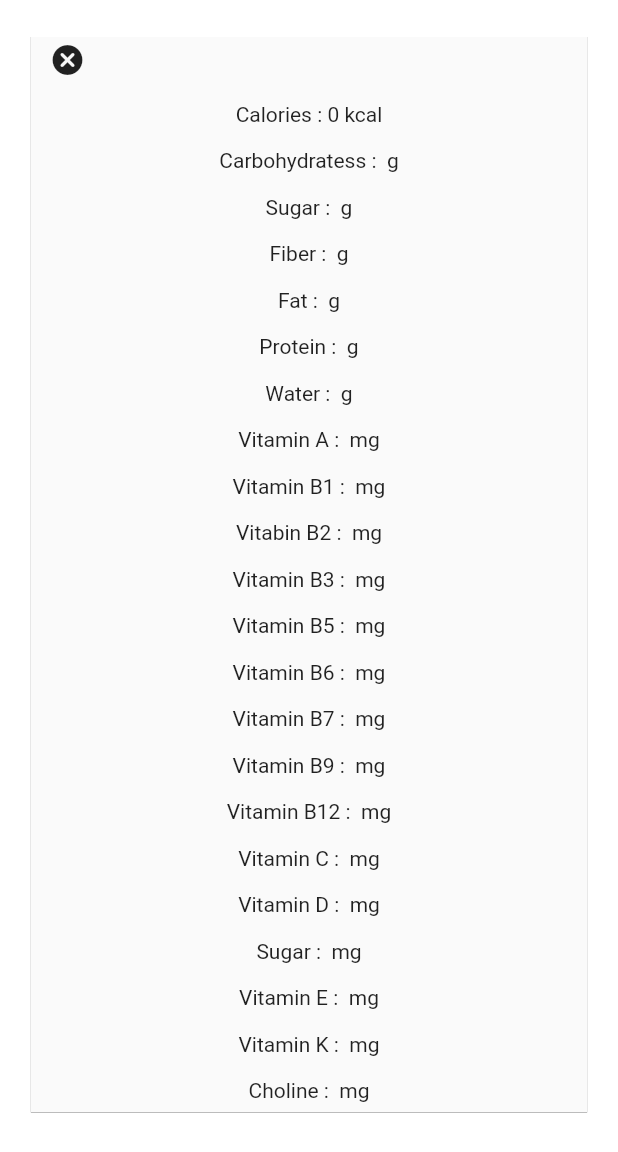
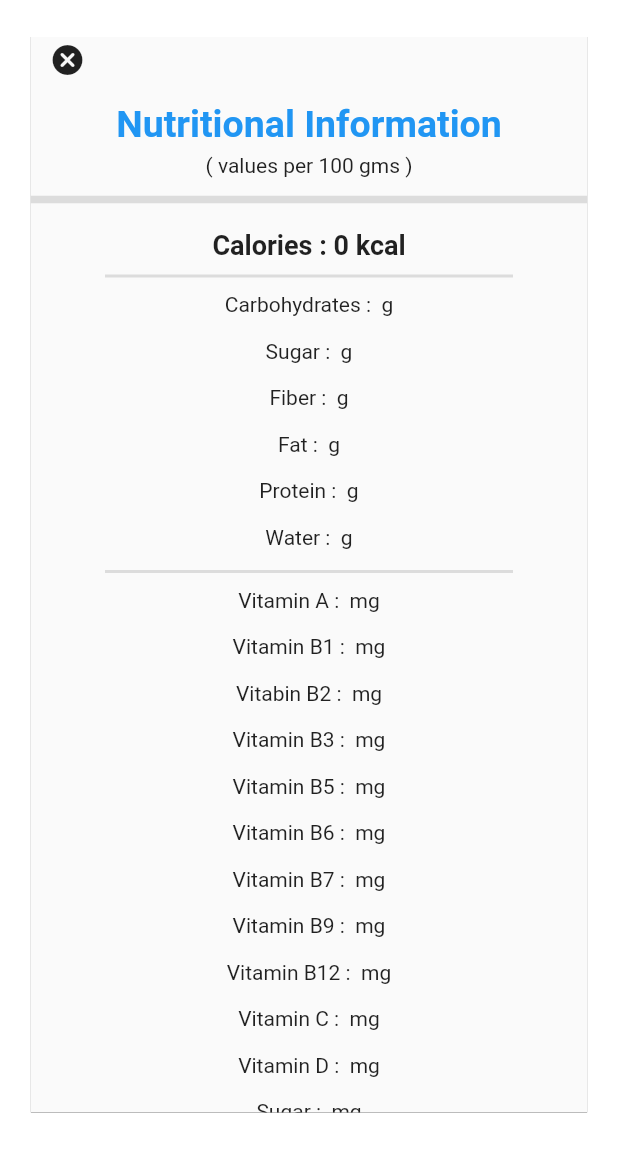
Before and after one commit to sanjuhs/fruitEncyclopedia, a Flutter app: the NutritionDialog screen opened directly with empty values, on a phone screen of 412 x 824 dp. Shown: the top 1152 px of the screen. Run offline on Flutter 3.47's test engine with Material 2 defaults, Android fonts, the phone set to English and light mode, and no system bars; our stand-ins replace google_fonts, shared_preferences; missing offline and left inert: flutter_whatsapp_stickers; accounts and stored records are empty.

Commit message:
Added good cosmetic Changes

```diff
--- a/lib/providers/fruit_info.dart
+++ b/lib/providers/fruit_info.dart
@@ -492,7 +492,7 @@ class FruitsInfo with ChangeNotifier {
       "scfName": "Citrullus lanatus",
       "color1": Colors.green[100],
       "slDescription":
-          "he watermelon is a large fruit of a more or less spherical shape. It is usually eaten raw as table dessert. It has a sweet reddish or yellowish flesh. It is a very refreshing food that supplies very few calories. It also provides some vitamins and minerals.",
+          "The watermelon is a large fruit of a more or less spherical shape. It is usually eaten raw as table dessert. It has a sweet reddish or yellowish flesh. It is a very refreshing food that supplies very few calories. It also provides some vitamins and minerals.",
       "description":
           """Watermelon is grown in favorable climates from tropical to temperate regions worldwide for its large edible fruit. The fruit can be eaten raw or pickled, and the rind is edible after cooking. It may also be consumed as a juice or as an ingredient in mixed beverages.\n\nEvidence of the cultivation of watermelon in the Nile Valley has been found from the second millennium BC onward, and seeds of both species have been found at Twelfth Dynasty sites and in the tomb of Pharaoh Tutankhamun. Watermelons were cultivated for their high water content and were stored to be eaten during dry seasons, not only as a food source, but as a method of storing water.They are called as Xigua in China .\nIn 2017, global production of watermelons was 118 million tonnes, with China alone accounting for 67% of the total. Secondary producers included Iran, Turkey, and Brazil.""",
       "imgUrl": "f_12.webp",
--- a/lib/providers/quiz.dart
+++ b/lib/providers/quiz.dart
@@ -4,14 +4,14 @@ class Quiz with ChangeNotifier {
   List<Map<String, dynamic>> _quizQuestions = [
     {
       "id": "1",
-      "questionText": "which fruit does the above dish use ?",
+      "questionText": "Which fruit does the above dish use ?",
       "option1": "Orange",
       "option2": "Lemon",
       "option3": "Mango",
       "option4": "papaya",
       "answerText": "Mango",
       "imgURL": "qp1.webp",
-      "hintText": "Yellowish sweet fruit primarily frown in India",
+      "hintText": "Yellowish sweet fruit primarily grown in India",
       "stickerURL": "s1.webp"
     },
     {
@@ -24,7 +24,7 @@ class Quiz with ChangeNotifier {
       "option4": "Guava",
       "answerText": "raspberry",
       "imgURL": "qp2.webp",
-      "hintText": "the fruit is sweet and red",
+      "hintText": "The fruit is sweet and red",
       "stickerURL": "s2.webp"
     },
     {
@@ -43,7 +43,7 @@ class Quiz with ChangeNotifier {
     {
       "id": "4",
       "questionText":
-          "This dish is called a duff which fruit does it use usally?",
+          "This dish is called a duff which fruit does it use usually?",
       "option1": "Date",
       "option2": "Choclate",
       "option3": "Vanilla",
@@ -56,27 +56,27 @@ class Quiz with ChangeNotifier {
     {
       "id": "5",
       "questionText":
-          "this jar has a conction of higly concentrated fruit syrup ,(also called as fruit Butter ) which fruit is this ?",
+          "This jar has a concoction of highly concentrated fruit syrup ,(also called as fruit Butter ) which fruit is this ?",
       "option1": "Banana",
       "option2": "Cherry",
       "option3": "Apple",
       "option4": "Coconut",
       "answerText": "Apple",
       "imgURL": "qp5.webp",
-      "hintText": "it is a red , sweet fruit , very famous",
+      "hintText": "It is a red , sweet fruit , very famous",
       "stickerURL": "s5.webp"
     },
     {
       "id": "6",
       "questionText":
-          "this dish is called Poire \u00e0 la Beaujolaise , what does it contian ?",
+          "This dish is called Poire \u00e0 la Beaujolaise , what does it contain ?",
       "option1": "Mango",
       "option2": "Pear",
       "option3": "Orange",
       "option4": "Peach",
       "answerText": "Pear",
       "imgURL": "qp6.webp",
-      "hintText": "the first word of the dish spells it out ",
+      "hintText": "The first word of the dish spells it out ",
       "stickerURL": "s6.webp"
     },
     {
@@ -94,20 +94,20 @@ class Quiz with ChangeNotifier {
     {
       "id": "8",
       "questionText":
-          "this dish a traditional georgian dish called ChurchKhela , what does it contain",
+          "This dish is a traditional georgian dish called ChurchKhela , what does it contain",
       "option1": "Tamarind",
       "option2": "Grapes",
       "option3": "Vanilla",
       "option4": "Orange",
       "answerText": "Grapes",
       "imgURL": "qp8.webp",
-      "hintText": "its also used in wine",
+      "hintText": "Its also used in wine",
       "stickerURL": "s8.webp"
     },
     {
       "id": "9",
       "questionText":
-          "this fruit when put in the above dish , Polarizes many people.",
+          "This fruit when put in the above dish , Polarizes many people.",
       "option1": "Lemon",
       "option2": "Banana",
       "option3": "Jackfruit",
@@ -140,7 +140,7 @@ class Quiz with ChangeNotifier {
       "answerText": "Plum",
       "imgURL": "qp11.webp",
       "hintText":
-          "it is dumpling with a potato covering , Sweet fruit onnards ",
+          "It is a dumpling with a potato covering , Sweet fruit innards ",
       "stickerURL": "s11.webp"
     },
     {
@@ -153,7 +153,7 @@ class Quiz with ChangeNotifier {
       "option4": "Sapote",
       "answerText": "Coconut",
       "imgURL": "qp12.webp",
-      "hintText": "This fruit contians water in its core , ",
+      "hintText": "This fruit contains water in its core , ",
       "stickerURL": "s12.webp"
     },
     {
@@ -166,7 +166,7 @@ class Quiz with ChangeNotifier {
       "option4": "Melon",
       "answerText": "Melon",
       "imgURL": "qp13.webp",
-      "hintText": "Its grown in winter is large fruit ",
+      "hintText": "Its grown in winter, is large fruit ",
       "stickerURL": "s13.webp"
     },
     {
--- a/lib/screens/lv2_favourites.dart
+++ b/lib/screens/lv2_favourites.dart
@@ -130,7 +130,8 @@ class _Lv2FavouritesScreenState extends State<Lv2FavouritesScreen>  with SingleT
       // });
     }
 
-    return Scaffold(
+    return SafeArea(
+      child: Scaffold(
         resizeToAvoidBottomInset: false,
         body: Stack(
           children: [
@@ -181,6 +182,7 @@ class _Lv2FavouritesScreenState extends State<Lv2FavouritesScreen>  with SingleT
             ),
           ],
         ),
+      ),
     );
   }
 }
--- a/lib/widgets/lv2_5_NutritionDialog.dart
+++ b/lib/widgets/lv2_5_NutritionDialog.dart
@@ -54,16 +54,37 @@ class _NutritionDialogState extends State<NutritionDialog> {
                       child: SingleChildScrollView(
                         child: Column(
                           children: [
+                            Text("Nutritional Information" ,
+                              style: TextStyle(fontSize: 25 , fontWeight: FontWeight.bold , color: Colors.blue ),),
+                            SizedBox(height: 5,),
+                            Text("( values per 100 gms )"),
+                            SizedBox(height: 5,),
+                            const Divider(height: 20, thickness: 5, indent: 20, endIndent: 20,
+                            ),SizedBox(height: 10,),
+
+                            // RichText(text: TextSpan(
+                            //   // text: 'Calories: ',
+                            //   style: TextStyle(fontSize: 15 , color: Colors.black , ),
+                            //   children:[
+                            //     TextSpan(text: 'Calories: ' , style: TextStyle( color: Colors.black ,fontWeight: FontWeight.bold )),
+                            //     TextSpan(text: '${widget.fruit['calories']} ' , style: TextStyle()),
+                            //     TextSpan(text: ' kcal' , style: TextStyle(fontWeight: FontWeight.bold)),
+                            //   ],
+                            //  )),SizedBox(height: 15,),
+
                             Text(
                               "Calories : ${widget.fruit['calories']} kcal",
+                              style: TextStyle(fontWeight: FontWeight.bold , fontSize: 18),
+                            ),SizedBox(height: 10,),
+
+                            const Divider(height: 1, thickness: 2, indent: 70, endIndent: 70,
+                            ),SizedBox(height: 10,),
+
+                            Text(
+                              "Carbohydrates : ${widget.fruit['carb']} g",
                               //style: TextStyle(height: lineHeight),
-                            ),
-                            SizedBox(height: 15,),
-                            Text(
-                              "Carbohydratess : ${widget.fruit['carb']} g",
-                              //style: TextStyle(height: lineHeight),
-                            ),
-                            SizedBox(height: 15,),
+                            ),SizedBox(height: 15,),
+
                             Text(
                               "Sugar : ${widget.fruit['sugar']} g",
                               //style: TextStyle(height: lineHeight),
@@ -84,6 +105,10 @@ class _NutritionDialogState extends State<NutritionDialog> {
                               "Water : ${widget.fruit['water']} g",
                               //style: TextStyle(height: lineHeight),
                             ),SizedBox(height: 15,),
+
+                            const Divider(height: 1, thickness: 2, indent: 70, endIndent: 70,
+                            ),SizedBox(height: 10,),
+
                             Text(
                               "Vitamin A : ${widget.fruit['vitA']} mg",
                               //style: TextStyle(height: lineHeight),
@@ -144,6 +169,10 @@ class _NutritionDialogState extends State<NutritionDialog> {
                               "Choline : ${widget.fruit['choline']} mg",
                               //style: TextStyle(height: lineHeight),
                             ),SizedBox(height: 15,),
+
+                            const Divider(height: 1, thickness: 2, indent: 70, endIndent: 70,
+                            ),SizedBox(height: 10,),
+
                             Text(
                               "Potassium : ${widget.fruit['potassium']} mg",
                               //style: TextStyle(height: lineHeight),
```
Also changed, not shown: lib/widgets/lv2_5_DetailsDialog.dart (+14 -4 lines), lib/widgets/lv2_5_TreeDialog.dart (+33 -17 lines). Lines whose indentation alone changed are shown as unchanged.
